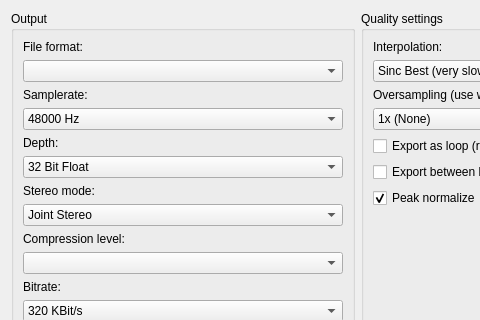
Above: src/gui/dialogs/export_project.ui from gi0e5b06/lmms before the change; both pictures show x 0 to 480 and y 0 to 320 of the 715 by 615 pixel window. Below: the same form after it.
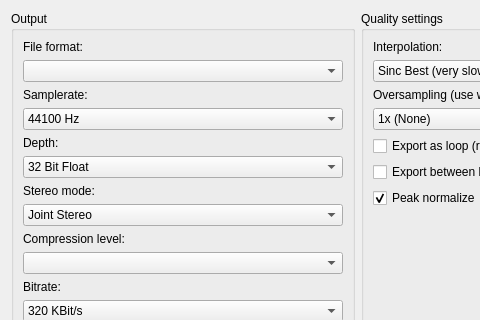
That is the form after the change.

Diff of the .ui file:
```diff
--- a/src/gui/dialogs/export_project.ui
+++ b/src/gui/dialogs/export_project.ui
@@ -68,8 +68,11 @@
            </item>
            <item>
             <widget class="QComboBox" name="samplerateCB">
+             <property name="currentText">
+              <string>44100 Hz</string>
+             </property>
              <property name="currentIndex">
-              <number>1</number>
+              <number>0</number>
              </property>
              <item>
               <property name="text">
```
